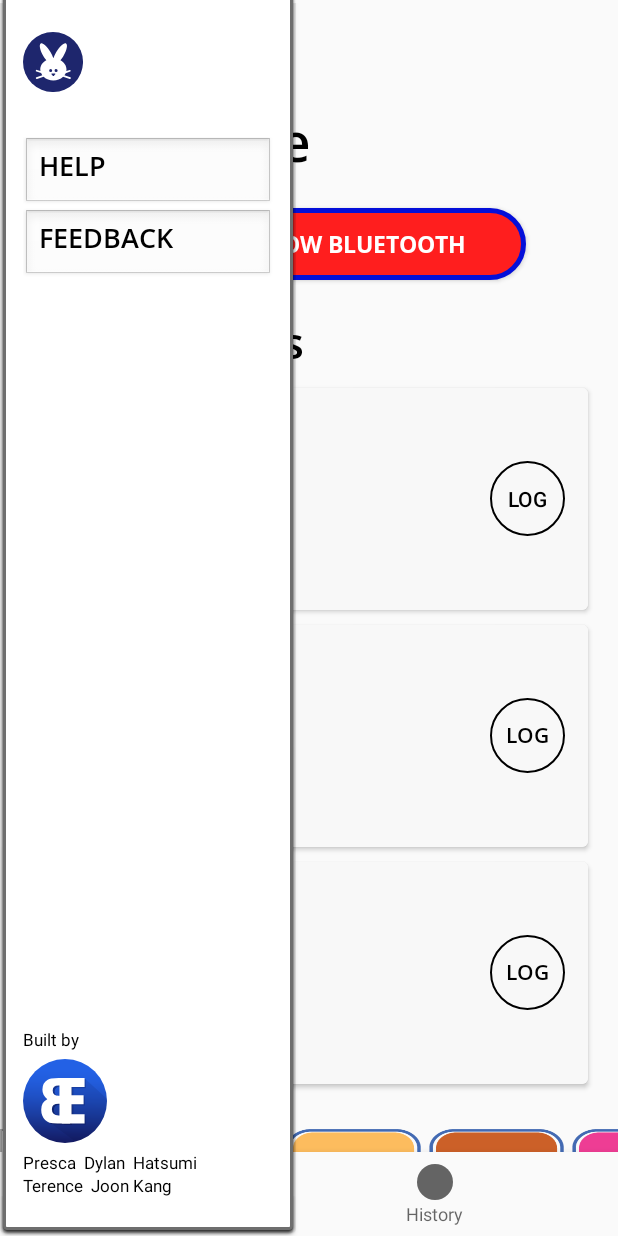
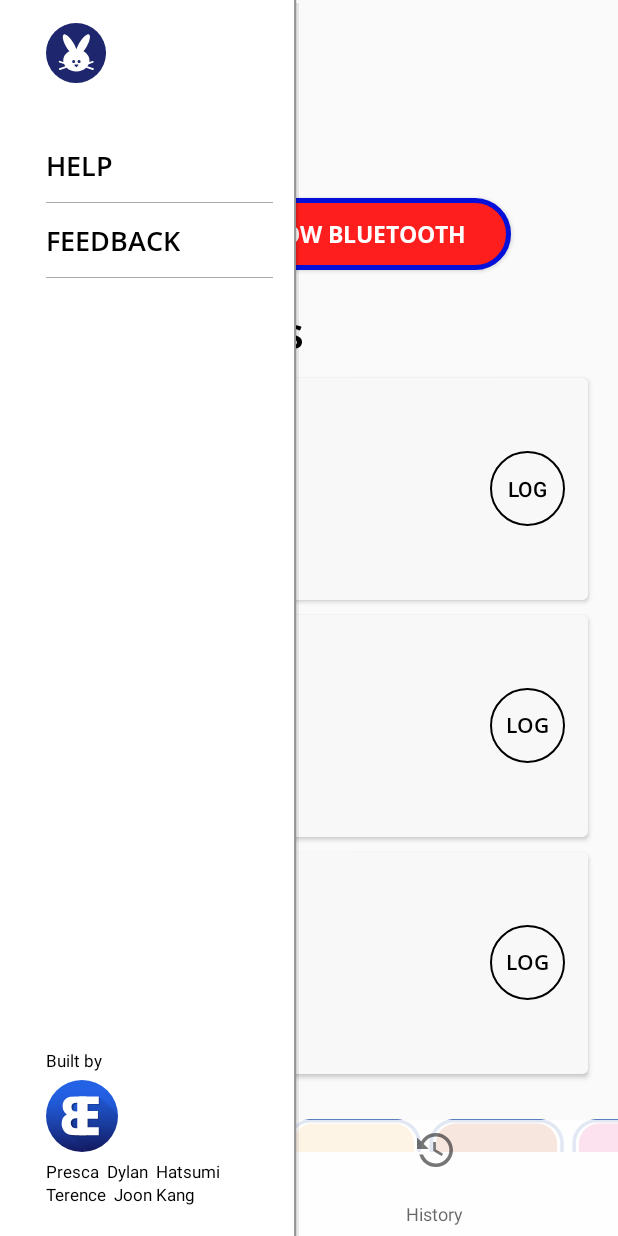
Before and after one commit to sutd-esc-c1g5-2021/DabCab, an Android app: the HomeFragment screen opened directly, with no data from a screen before it, after a tap on an icon or button, on a phone screen of 412 x 824 dp. Run offline under Robolectric (Android 15) with nearby library versions, the phone set to English and light mode, and no system bars; our stand-ins replace navigation-ui; libraries missing offline, so code that uses them is left out: org.altbeacon.beacon; 2 statements that could not run were skipped.

Commit message:
Minor changes

```diff
--- a/app/src/main/java/com/hatsumi/bluentry_declaration/ui/home/HomeFragment.java
+++ b/app/src/main/java/com/hatsumi/bluentry_declaration/ui/home/HomeFragment.java
@@ -100,7 +100,7 @@ public class HomeFragment extends Fragment {
         locationButtons.add(location_5_button = getView().findViewById(R.id.location_5_button));
 
 
-        // Profile settings
+        // OPTIONS page
         DisplayMetrics displayMetrics = new DisplayMetrics();
         ((Activity) getContext()).getWindowManager().getDefaultDisplay().getMetrics(displayMetrics);
         int width = displayMetrics.widthPixels;
@@ -108,22 +108,23 @@ public class HomeFragment extends Fragment {
         profileButton.setOnClickListener(new View.OnClickListener() {
             @Override
             public void onClick(View v) {
-                // TODO: Go to profile_icon settings
+                //Open options page
                 View popupView = LayoutInflater.from(getActivity()).inflate(R.layout.profile_popup, null, false);
                 PopupWindow popupWindow = new PopupWindow(popupView, (int) (width*0.48), WindowManager.LayoutParams.MATCH_PARENT);
                 popupWindow.setBackgroundDrawable(new BitmapDrawable());
                 popupWindow.setOutsideTouchable(true);
                 popupWindow.showAtLocation(popupView, Gravity.LEFT, 0, 0);
 
+                // Open help page
                 Button helpButton = popupView.findViewById(R.id.help_button);
                 helpButton.setOnClickListener(new View.OnClickListener() {
                     @Override
                     public void onClick(View v) {
-                        // TODO: Go to profile_icon settings
                         View helpView = LayoutInflater.from(getActivity()).inflate(R.layout.help_page, null, false);
                         PopupWindow helpPopup = new PopupWindow(helpView, WindowManager.LayoutParams.MATCH_PARENT, WindowManager.LayoutParams.MATCH_PARENT);
                         helpPopup.showAtLocation(helpView, Gravity.CENTER, 0, 0);
 
+                        // Close help page
                         Button helpBack = helpView.findViewById(R.id.help_back);
                         helpBack.setOnClickListener(new View.OnClickListener() {
                             @Override
@@ -131,7 +132,6 @@ public class HomeFragment extends Fragment {
                                 helpPopup.dismiss();
                             }
                         });
-
                     }
                 });
             }
@@ -152,7 +152,7 @@ public class HomeFragment extends Fragment {
         //userName.setText("me");
 
 
-        active = true;
+        active = true;              //To enable updating of bluetooth status
         updateBluetoothStatus();
         bluetoothStatus.setOnClickListener(new View.OnClickListener() {
             @Override
@@ -192,7 +192,7 @@ public class HomeFragment extends Fragment {
         }
 
 
-        // Set onClick for each frequently visited location button
+        // Popup for frequently visited location
         for (int i = 0; i < locationButtons.size(); i++) {
             ImageButton currButton = locationButtons.get(i);
             int finalI = i;
--- /dev/null
+++ b/app/src/main/res/drawable/ic_line_bottom.xml
@@ -0,0 +1,14 @@
+<vector xmlns:android="http://schemas.android.com/apk/res/android"
+    android:width="344.17dp"
+    android:height="50dp"
+    android:viewportWidth="344.17"
+    android:viewportHeight="77.61">
+  <path
+      android:pathData="M0,77.11l0,-77.11l344.17,0l0,77.11"
+      android:fillColor="#fff"/>
+  <path
+      android:strokeWidth="1"
+      android:pathData="M344.17,77.11L0,77.11"
+      android:fillColor="#fff"
+      android:strokeColor="#939598"/>
+</vector>
--- /dev/null
+++ b/app/src/main/res/drawable/ic_nav_bar.xml
@@ -0,0 +1,5 @@
+<vector android:alpha="0.85" android:height="77.11dp"
+    android:viewportHeight="77.11" android:viewportWidth="344.17"
+    android:width="344.17dp" xmlns:android="http://schemas.android.com/apk/res/android">
+    <path android:fillColor="#fff" android:pathData="M0,0h344.17v77.11h-344.17z"/>
+</vector>
--- /dev/null
+++ b/app/src/main/res/drawable/ic_profile_popup_background.xml
@@ -0,0 +1,14 @@
+<vector xmlns:android="http://schemas.android.com/apk/res/android"
+    android:width="153.18dp"
+    android:height="278.81dp"
+    android:viewportWidth="153.18"
+    android:viewportHeight="278.81">
+  <path
+      android:pathData="M152.68,278.81l-152.68,0l0,-278.81l152.68,0"
+      android:fillColor="#fff"/>
+  <path
+      android:strokeWidth="1"
+      android:pathData="M152.68,0L152.68,278.81"
+      android:fillColor="#fff"
+      android:strokeColor="#939598"/>
+</vector>
--- a/app/src/main/res/layout/activity_main.xml
+++ b/app/src/main/res/layout/activity_main.xml
@@ -43,12 +43,10 @@
         android:id="@+id/nav_view"
         android:layout_width="0dp"
         android:layout_height="wrap_content"
-        android:layout_marginStart="0dp"
-        android:layout_marginEnd="0dp"
-        android:background="?android:attr/windowBackground"
+        android:background="@drawable/ic_nav_bar"
         app:layout_constraintBottom_toBottomOf="parent"
         app:layout_constraintLeft_toLeftOf="parent"
         app:layout_constraintRight_toRightOf="parent"
-        app:menu="@menu/bottom_nav_menu"/>
+        app:menu="@menu/bottom_nav_menu" />
 
 </androidx.constraintlayout.widget.ConstraintLayout>
--- a/app/src/main/res/layout/fragment_home.xml
+++ b/app/src/main/res/layout/fragment_home.xml
@@ -39,11 +39,11 @@
             android:id="@+id/welcomeUser"
             android:layout_width="wrap_content"
             android:layout_height="wrap_content"
-            android:layout_marginStart="50dp"
-            android:layout_marginLeft="50dp"
+            android:layout_marginStart="20dp"
+            android:layout_marginLeft="20dp"
             android:text="@string/welcome"
             android:textColor="#000000"
-            android:textSize="35sp"
+            android:textSize="30sp"
             app:fontFamily="@font/open_sans_semibold" />
 
         <!--        <TextView-->
@@ -67,10 +67,10 @@
         android:background="@drawable/bluetooth_rounded_corner"
         android:fontFamily="@font/open_sans_bold"
         android:layout_gravity="center"
-        android:paddingLeft="40dp"
-        android:paddingTop="5dp"
-        android:paddingRight="40dp"
-        android:paddingBottom="5dp"
+        android:paddingLeft="30dp"
+        android:paddingTop="4dp"
+        android:paddingRight="30dp"
+        android:paddingBottom="4dp"
         android:layout_marginBottom="20dp"
         android:text="@string/check_bluetooth"
         android:textColor="#FFFFFF"
@@ -132,6 +132,7 @@
                             android:text="@string/zero_percent"
                             android:textAlignment="center"
                             android:textColor="#000000"
+                            android:textSize="12sp"
                             tools:ignore="RtlCompat"></TextView>
 
                         <TextView
@@ -210,6 +211,7 @@
                             android:text="0%"
                             android:textAlignment="center"
                             android:textColor="#000000"
+                            android:textSize="12sp"
                             tools:ignore="RtlCompat"></TextView>
 
                         <TextView
@@ -289,6 +291,7 @@
                             android:text="0%"
                             android:textAlignment="center"
                             android:textColor="#000000"
+                            android:textSize="12sp"
                             tools:ignore="RtlCompat"></TextView>
 
                         <TextView
@@ -339,7 +342,7 @@
                 android:layout_width="wrap_content"
                 android:layout_height="120dp"
                 android:layout_marginTop="10dp"
-                android:paddingBottom="25dp">
+                android:layout_marginBottom="25dp">
 
                 <LinearLayout
                     android:layout_width="wrap_content"
@@ -392,7 +395,7 @@
                             android:layout_width="wrap_content"
                             android:layout_height="wrap_content"
                             android:layout_gravity="center_horizontal"
-                            android:layout_marginTop="45dp"
+                            android:layout_marginTop="50dp"
                             android:fontFamily="@font/open_sans_bold"
                             android:text="25"
                             android:textColor="#FFFFFF"
@@ -432,7 +435,7 @@
                             android:layout_width="wrap_content"
                             android:layout_height="wrap_content"
                             android:layout_gravity="center_horizontal"
-                            android:layout_marginTop="45dp"
+                            android:layout_marginTop="50dp"
                             android:fontFamily="@font/open_sans_bold"
                             android:text="25"
                             android:textColor="#FFFFFF"
@@ -472,7 +475,7 @@
                             android:layout_width="wrap_content"
                             android:layout_height="wrap_content"
                             android:layout_gravity="center_horizontal"
-                            android:layout_marginTop="45dp"
+                            android:layout_marginTop="50dp"
                             android:fontFamily="@font/open_sans_bold"
                             android:text="25"
                             android:textColor="#FFFFFF"
@@ -513,7 +516,7 @@
                             android:layout_width="wrap_content"
                             android:layout_height="wrap_content"
                             android:layout_gravity="center_horizontal"
-                            android:layout_marginTop="45dp"
+                            android:layout_marginTop="50dp"
                             android:fontFamily="@font/open_sans_bold"
                             android:text="25"
                             android:textColor="#FFFFFF"
@@ -553,7 +556,7 @@
                             android:layout_width="wrap_content"
                             android:layout_height="wrap_content"
                             android:layout_gravity="center_horizontal"
-                            android:layout_marginTop="45dp"
+                            android:layout_marginTop="50dp"
                             android:fontFamily="@font/open_sans_bold"
                             android:text="25"
                             android:textColor="#FFFFFF"
--- a/app/src/main/res/layout/help_page.xml
+++ b/app/src/main/res/layout/help_page.xml
@@ -7,7 +7,8 @@
 
     <RelativeLayout
         android:layout_width="match_parent"
-        android:layout_height="wrap_content">
+        android:layout_height="wrap_content"
+        android:layout_marginBottom="20dp">
 
         <Button
             android:id="@+id/help_back"
@@ -16,14 +17,15 @@
             android:layout_marginTop="10dp"
             android:layout_marginLeft="10dp"
             android:background="@drawable/ic_baseline_arrow_back_ios_24" />
+
         <TextView
             android:layout_width="match_parent"
             android:layout_height="wrap_content"
             android:background="?attr/editTextBackground"
-            android:fontFamily="@font/open_sans_extrabold"
+            android:layout_marginBottom="15dp"
+            android:fontFamily="@font/open_sans_bold"
             android:gravity="center"
             android:text="HELP"
-            android:textColor="#FF0000"
             android:textSize="24sp" />
     </RelativeLayout>
     <TextView
@@ -37,7 +39,7 @@
     <TextView
         android:layout_width="match_parent"
         android:layout_height="wrap_content"
-        android:layout_marginBottom="20dp"
+        android:layout_marginBottom="40dp"
         android:paddingLeft="10dp"
         android:paddingRight="10dp"
         android:fontFamily="@font/open_sans"
--- a/app/src/main/res/layout/profile_popup.xml
+++ b/app/src/main/res/layout/profile_popup.xml
@@ -3,7 +3,7 @@
     android:layout_width="match_parent"
     android:layout_height="match_parent"
     xmlns:app="http://schemas.android.com/apk/res-auto"
-    android:background="@android:drawable/spinner_dropdown_background"
+    android:background="@drawable/ic_profile_popup_background"
     android:orientation="vertical"
     android:paddingLeft="15dp"
     android:paddingRight="15dp">
@@ -15,6 +15,7 @@
         android:layout_width="40dp"
         android:layout_height="40dp"
         android:layout_marginTop="15dp"
+        android:layout_marginLeft="15dp"
         android:background="@drawable/ic_profile"
         android:padding="7dp"
         android:scaleType="fitXY" />
@@ -25,15 +26,16 @@
         android:orientation="vertical"
         app:layout_constraintTop_toBottomOf="@+id/profileButton"
         app:layout_constraintLeft_toLeftOf="parent"
-        android:layout_marginTop="30dp">
+        android:layout_marginTop="30dp"
+        android:layout_marginLeft="15dp">
 
         <Button
             android:id="@+id/help_button"
             android:layout_width="match_parent"
             android:layout_height="wrap_content"
-            android:background="@android:drawable/edit_text"
+            android:background="@drawable/ic_line_bottom"
             android:fontFamily="@font/open_sans_semibold"
-            android:gravity="left"
+            android:gravity="center_vertical"
             android:text="Help"
             android:textColor="#000000"
             android:textSize="18sp" />
@@ -41,9 +43,9 @@
         <Button
             android:layout_width="match_parent"
             android:layout_height="wrap_content"
-            android:background="@android:drawable/edit_text"
+            android:background="@drawable/ic_line_bottom"
             android:fontFamily="@font/open_sans_semibold"
-            android:gravity="left"
+            android:gravity="center_vertical"
             android:text="Feedback"
             android:textColor="#000000"
             android:textSize="18sp" />
@@ -54,6 +56,7 @@
         android:layout_height="wrap_content"
         android:orientation="vertical"
         android:layout_marginBottom="20dp"
+        android:layout_marginLeft="15dp"
         app:layout_constraintBottom_toBottomOf="parent">
         <TextView
             android:layout_width="match_parent"
@@ -63,8 +66,8 @@
             android:textSize="11sp" />
 
         <ImageButton
-            android:layout_width="?attr/actionBarSize"
-            android:layout_height="?attr/actionBarSize"
+            android:layout_width="@android:dimen/app_icon_size"
+            android:layout_height="@android:dimen/app_icon_size"
             android:layout_marginTop="5dp"
             android:layout_marginBottom="5dp"
             android:background="@drawable/ic_logo" />
--- a/app/src/main/res/menu/bottom_nav_menu.xml
+++ b/app/src/main/res/menu/bottom_nav_menu.xml
@@ -8,7 +8,7 @@
 
     <item
         android:id="@+id/navigation_history"
-        android:icon="@drawable/ic_history"
+        android:icon="@drawable/ic_history_black"
         android:title="@string/title_history" />
 
 <!--    <item-->
```
